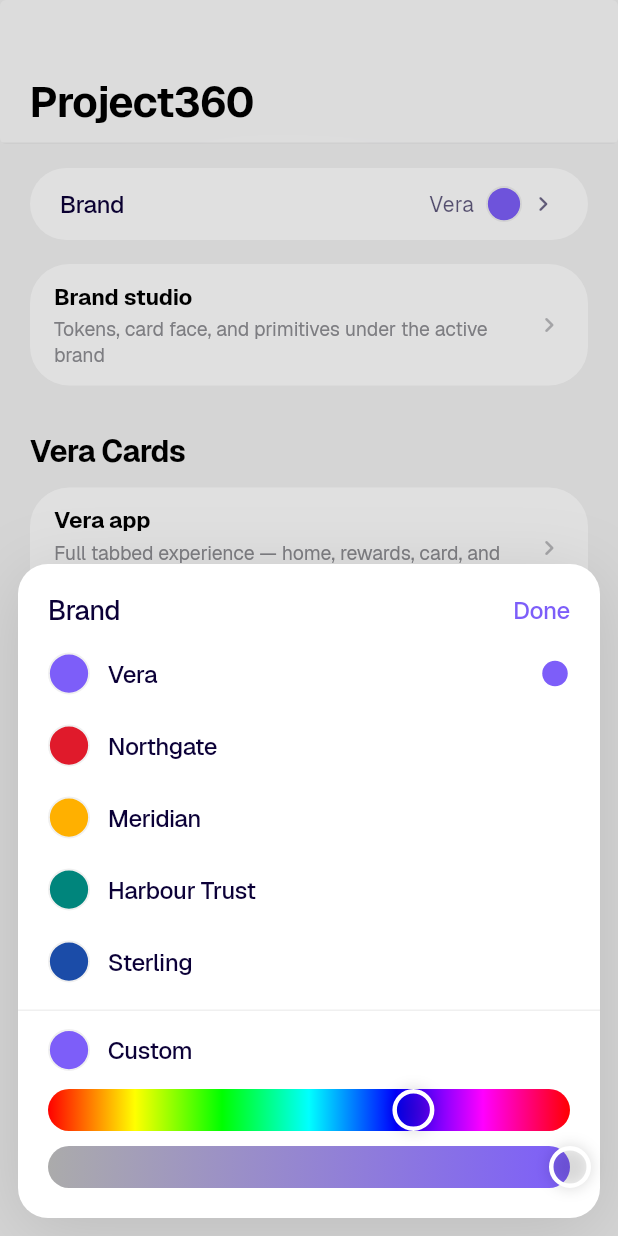
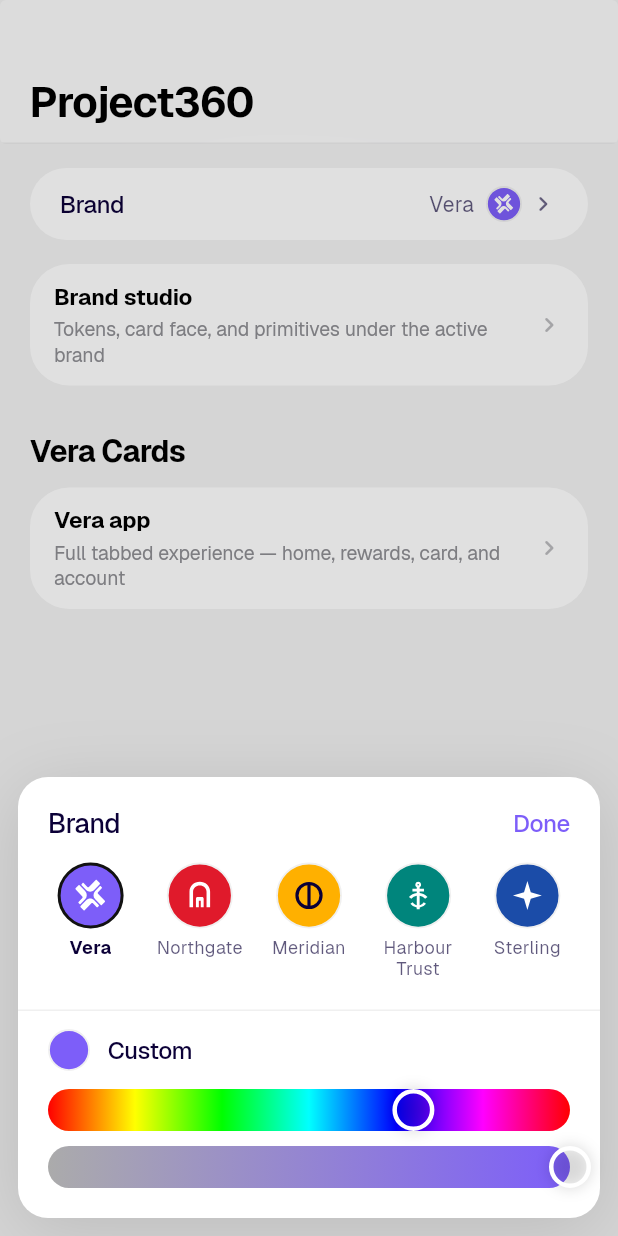
Before and after one commit to junaids-netizen/Project360, a Flutter app: the screen it shows after launch, after a tap on "Brand", on a phone screen of 412 x 824 dp. Run offline on Flutter 3.47's test engine with Material 3 defaults, Android fonts, the phone set to English and light mode, and no system bars; our stand-ins replace flutter_svg, go_router, shared_preferences; missing offline and left inert: vera_design; project files that could hold a hidden picture were left out.

Commit message:
Show a changeable bank name chosen from a logo in the pitch builder.
Each preset bank now carries a logo. Picking that logo renames the card and the launcher, so a pitch can switch which bank the app is for without editing the layout.

Co-authored-by: junaids-netizen <junaids-netizen@users.noreply.github.com>

```diff
--- a/lib/app/theme/brand.dart
+++ b/lib/app/theme/brand.dart
@@ -1,8 +1,8 @@
 import 'package:flutter/material.dart';
 import 'package:project360/app/theme/brand_colors.dart';
 
-/// A brand is the one colour a bank actually hands over, plus a name to show
-/// in the picker. Everything else is derived.
+/// A brand is the one colour a bank actually hands over, plus a name and a
+/// logo to show in the pitch. Everything else is derived.
 @immutable
 class Brand {
   const Brand({
@@ -10,6 +10,7 @@ class Brand {
     required this.name,
     required this.seed,
     this.saturationScale = 1.0,
+    this.logoAsset,
   });
 
   /// A brand dialled in live during a demo, rather than one saved as a preset.
@@ -21,6 +22,10 @@ class Brand {
   final String id;
   final String name;
   final Color seed;
+
+  /// Single-colour SVG in `assets/images/banks/`. The picker tints it, and the
+  /// card draws it next to [name]. Null draws a monogram of [name] instead.
+  final String? logoAsset;
 
   /// Pulls every derived shade towards grey. Banks with a muted identity —
   /// navy, slate, forest — look overcooked at Vera's intensity.
@@ -37,6 +42,7 @@ const Brand veraBrand = Brand(
   id: 'vera',
   name: 'Vera',
   seed: Color(0xFF7D5EF9),
+  logoAsset: 'assets/images/banks/vera.svg',
 );
 
 /// The full hue wheel, for the custom-colour strip in the brand picker. Not a
@@ -52,28 +58,32 @@ const List<Color> hueSpectrum = [
 ];
 
 /// Sample banks to switch between in a pitch. Replace or extend with whoever
-/// is across the table.
+/// is across the table: an `id`, a `name`, a `seed`, and a logo SVG.
 const List<Brand> brandPresets = [
   veraBrand,
   Brand(
     id: 'northgate',
     name: 'Northgate',
     seed: Color(0xFFE01A2B),
+    logoAsset: 'assets/images/banks/northgate.svg',
   ),
   Brand(
     id: 'meridian',
     name: 'Meridian',
     seed: Color(0xFFFFB000),
+    logoAsset: 'assets/images/banks/meridian.svg',
   ),
   Brand(
     id: 'harbour',
     name: 'Harbour Trust',
     seed: Color(0xFF00857C),
+    logoAsset: 'assets/images/banks/harbour.svg',
   ),
   Brand(
     id: 'sterling',
     name: 'Sterling',
     seed: Color(0xFF1B4CA8),
     saturationScale: 0.82,
+    logoAsset: 'assets/images/banks/sterling.svg',
   ),
 ];
--- /dev/null
+++ b/lib/core/widgets/bank_logo.dart
@@ -0,0 +1,87 @@
+import 'package:flutter/material.dart';
+import 'package:project360/app/theme/brand.dart';
+import 'package:project360/app/theme/brand_theme.dart';
+import 'package:project360/app/theme/vera_typography.dart';
+import 'package:project360/core/widgets/vera_assets.dart';
+
+/// The mark for one bank.
+///
+/// Presets point at a single-colour SVG in `assets/images/banks/`. Anything
+/// without a file — a colour dialled in live — falls back to a monogram of
+/// [Brand.name], so the pitch still has something to show.
+class BankLogo extends StatelessWidget {
+  const BankLogo({
+    super.key,
+    required this.brand,
+    this.size = 24,
+    this.color,
+  });
+
+  final Brand brand;
+  final double size;
+  final Color? color;
+
+  @override
+  Widget build(BuildContext context) {
+    final tint = color ?? context.brand.textPrimary;
+    final asset = brand.logoAsset;
+    if (asset == null) {
+      final letter = brand.name.isEmpty
+          ? '?'
+          : brand.name.substring(0, 1).toUpperCase();
+      return SizedBox(
+        width: size,
+        height: size,
+        child: FittedBox(
+          child: Text(
+            letter,
+            style: TextStyle(
+              fontFamily: VeraTypography.geist,
+              fontWeight: FontWeight.w700,
+              height: 1,
+              color: tint,
+            ),
+          ),
+        ),
+      );
+    }
+    return VeraSvg(asset, size: size, color: tint);
+  }
+}
+
+/// Logo plus the bank's name, in the ink of whatever surface it sits on.
+///
+/// This is the identity on the card. It reads [BrandScope], so choosing a
+/// different logo in the picker renames it without the card knowing which
+/// bank that was.
+class BankNameLockup extends StatelessWidget {
+  const BankNameLockup({super.key, required this.color, this.markSize = 16});
+
+  final Color color;
+  final double markSize;
+
+  @override
+  Widget build(BuildContext context) {
+    final brand = BrandScope.of(context).brand;
+    return Row(
+      mainAxisSize: MainAxisSize.min,
+      children: [
+        BankLogo(brand: brand, size: markSize, color: color),
+        SizedBox(width: markSize * 0.4),
+        Text(
+          brand.name,
+          key: const ValueKey('bank-name'),
+          maxLines: 1,
+          style: TextStyle(
+            fontFamily: VeraTypography.geist,
+            fontWeight: FontWeight.w600,
+            fontSize: markSize * 0.875,
+            height: 1.1,
+            letterSpacing: -0.2,
+            color: color,
+          ),
+        ),
+      ],
+    );
+  }
+}
--- a/lib/features/brand/brand_gallery_screen.dart
+++ b/lib/features/brand/brand_gallery_screen.dart
@@ -97,7 +97,10 @@ class BrandGalleryScreen extends StatelessWidget {
                     ),
                   ),
                   const _Heading('Primitives'),
-                  const VeraCardFace(showCvv: true),
+                  VeraCardFace(
+                    showCvv: true,
+                    onChooseBank: () => showBrandPicker(context),
+                  ),
                   const SizedBox(height: 12),
                   const VeraBalanceBar(),
                   const SizedBox(height: 12),
--- a/lib/features/brand/brand_picker_sheet.dart
+++ b/lib/features/brand/brand_picker_sheet.dart
@@ -3,6 +3,7 @@ import 'package:project360/app/theme/brand.dart';
 import 'package:project360/app/theme/brand_theme.dart';
 import 'package:project360/app/theme/vera_metrics.dart';
 import 'package:project360/core/haptics.dart';
+import 'package:project360/core/widgets/bank_logo.dart';
 import 'package:project360/core/widgets/vera_assets.dart';
 
 /// Opens the brand switcher.
@@ -62,11 +63,10 @@ class BrandPickerSheet extends StatelessWidget {
                 ],
               ),
             ),
-            for (final preset in brandPresets)
-              _BrandRow(
-                brand: preset,
-                selected: preset.id == active.id,
-              ),
+            Padding(
+              padding: const EdgeInsets.fromLTRB(12, 4, 12, 8),
+              child: _BankLogoChooser(active: active),
+            ),
             Divider(height: 17, thickness: 1, color: colors.border),
             _CustomBrand(active: active),
           ],
@@ -76,8 +76,45 @@ class BrandPickerSheet extends StatelessWidget {
   }
 }
 
-class _BrandRow extends StatelessWidget {
-  const _BrandRow({required this.brand, required this.selected});
+/// One row of bank logos. Tap a logo and that bank's name lands on the card.
+///
+/// Tiles share the row while they stay tappable. Past that they wrap, so
+/// adding another bank to [brandPresets] does not overflow the sheet.
+class _BankLogoChooser extends StatelessWidget {
+  const _BankLogoChooser({required this.active});
+
+  final Brand active;
+
+  static const double _minTile = 64;
+
+  @override
+  Widget build(BuildContext context) {
+    return LayoutBuilder(
+      builder: (context, constraints) {
+        final count = brandPresets.length;
+        final share = count == 0 ? _minTile : constraints.maxWidth / count;
+        final double tile = share >= _minTile ? share : _minTile;
+        return Wrap(
+          alignment: WrapAlignment.spaceBetween,
+          runSpacing: 8,
+          children: [
+            for (final preset in brandPresets)
+              SizedBox(
+                width: tile,
+                child: _BankLogoChoice(
+                  brand: preset,
+                  selected: preset.id == active.id,
+                ),
+              ),
+          ],
+        );
+      },
+    );
+  }
+}
+
+class _BankLogoChoice extends StatelessWidget {
+  const _BankLogoChoice({required this.brand, required this.selected});
 
   final Brand brand;
   final bool selected;
@@ -86,20 +123,45 @@ class _BrandRow extends StatelessWidget {
   Widget build(BuildContext context) {
     final colors = context.brand;
     return GestureDetector(
+      key: ValueKey('bank-logo-${brand.id}'),
       behavior: HitTestBehavior.opaque,
       onTap: Haptics.wrap(() => BrandScope.read(context).select(brand)),
       child: Padding(
-        padding: const EdgeInsets.symmetric(
-          horizontal: VeraSpacing.s20,
-          vertical: 10,
-        ),
-        child: Row(
+        padding: const EdgeInsets.symmetric(vertical: 4),
+        child: Column(
           children: [
-            _Swatch(seed: brand.seed),
-            const SizedBox(width: 12),
-            Expanded(child: Text(brand.name, style: context.type.h4)),
-            if (selected)
-              VeraSvg(VeraAssets.checkCircle, size: 20, color: colors.accent),
+            AnimatedContainer(
+              duration: const Duration(milliseconds: 180),
+              curve: Curves.easeOut,
+              width: 44,
+              height: 44,
+              alignment: Alignment.center,
+              decoration: BoxDecoration(
+                color: brand.seed,
+                shape: BoxShape.circle,
+                border: Border.all(
+                  color: selected ? colors.headerPrimary : colors.border,
+                  width: selected ? 2 : 1.25,
+                ),
+              ),
+              child: BankLogo(
+                brand: brand,
+                size: 22,
+                color: colors.onColor(brand.seed),
+              ),
+            ),
+            const SizedBox(height: 6),
+            Text(
+              brand.name,
+              textAlign: TextAlign.center,
+              maxLines: 2,
+              overflow: TextOverflow.ellipsis,
+              style: context.type.p2.copyWith(
+                color: selected ? colors.textPrimary : colors.textSecondary,
+                fontWeight: selected ? FontWeight.w600 : FontWeight.w400,
+                height: 1.15,
+              ),
+            ),
           ],
         ),
       ),
--- a/lib/features/index/index_screen.dart
+++ b/lib/features/index/index_screen.dart
@@ -7,6 +7,7 @@ import 'package:project360/app/theme/brand_theme.dart';
 import 'package:project360/app/theme/vera_metrics.dart';
 import 'package:project360/app/theme/vera_typography.dart';
 import 'package:project360/core/haptics.dart';
+import 'package:project360/core/widgets/bank_logo.dart';
 import 'package:project360/features/brand/brand_picker_sheet.dart';
 
 const double _kIndexCardRadius = 26;
@@ -121,10 +122,16 @@ class _BrandRow extends StatelessWidget {
             Container(
               width: 24,
               height: 24,
+              alignment: Alignment.center,
               decoration: BoxDecoration(
                 color: brand.seed,
                 shape: BoxShape.circle,
                 border: Border.all(color: colors.border, width: 1.25),
+              ),
+              child: BankLogo(
+                brand: brand,
+                size: 14,
+                color: colors.onColor(brand.seed),
               ),
             ),
             const SizedBox(width: VeraSpacing.s4),
--- a/pubspec.yaml
+++ b/pubspec.yaml
@@ -25,6 +25,7 @@ flutter:
   uses-material-design: true
   assets:
     - assets/images/
+    - assets/images/banks/
     - ../vera_design/assets/images/
   fonts:
     - family: Geist
```
Also changed, not shown: lib/core/widgets/vera_card.dart (+36 -4 lines), assets/images/banks/harbour.svg (added), assets/images/banks/meridian.svg (added), assets/images/banks/northgate.svg (added), assets/images/banks/sterling.svg (added), assets/images/banks/vera.svg (added), 2 other files.
